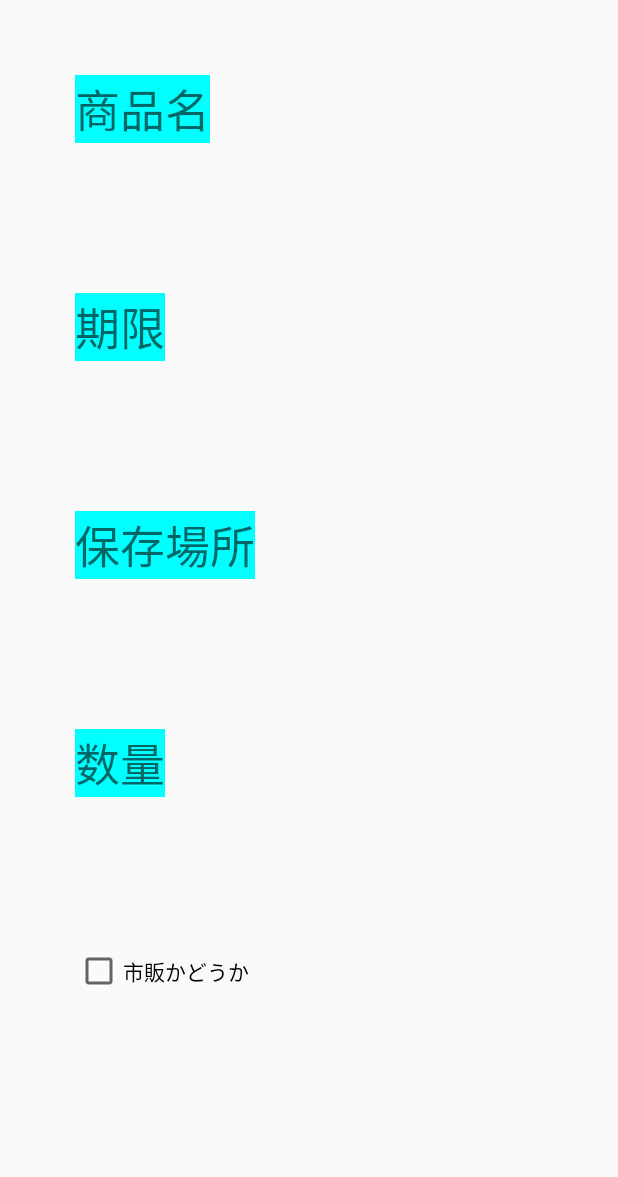
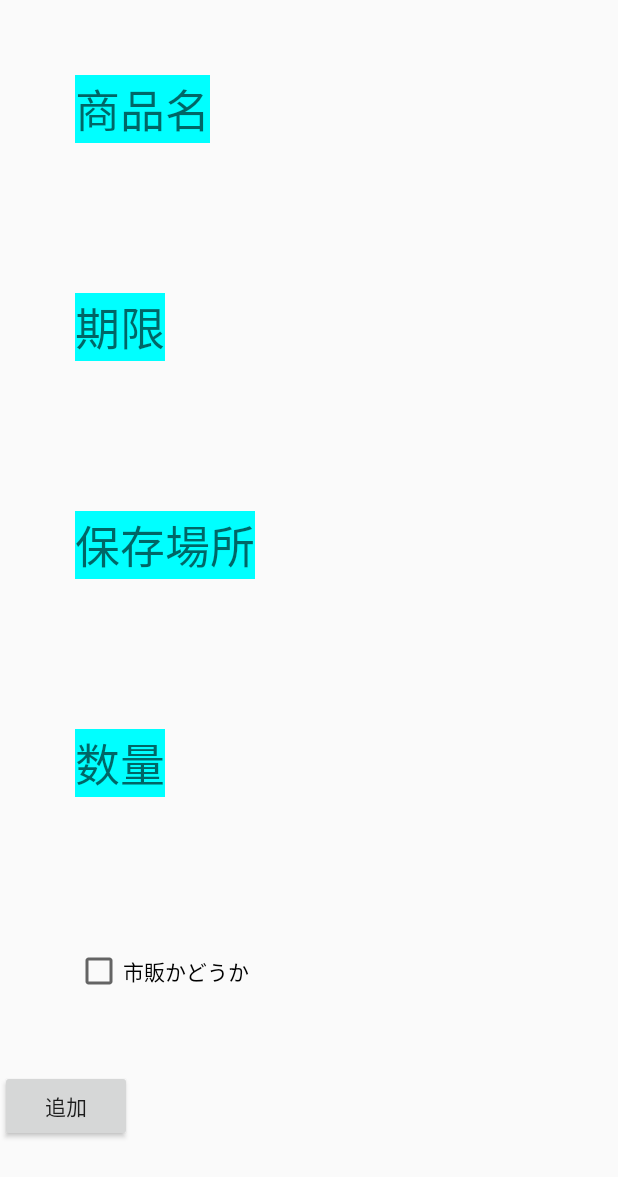
Before and after one commit to kirikirisu/kanazawaApp-2019, an Android app: the screen it shows after launch (SqlSampleActivity), on a phone screen of 412 x 824 dp. Shown: the top 1177 px of the screen. Run offline under Robolectric (Android 15) with nearby library versions, the phone set to English and light mode, and no system bars.

Commit message:
入力値のデータ永続化完了

```diff
--- a/app/src/main/java/com/example/kanazawaapp_2019/SqlSampleActivity.kt
+++ b/app/src/main/java/com/example/kanazawaapp_2019/SqlSampleActivity.kt
@@ -3,9 +3,14 @@ package com.example.kanazawaapp_2019
 import android.content.ContentValues
 import android.os.Bundle
 import android.util.Log
+import android.view.View
+import android.widget.EditText
 import androidx.appcompat.app.AppCompatActivity
+import kotlinx.android.synthetic.main.activity_sql_sample.*
 import java.lang.Exception
-
+import java.text.SimpleDateFormat
+import java.util.*
+import kotlin.collections.ArrayList
 
 class SqlSampleActivity: AppCompatActivity() {
     private val dbName: String = "StockSupporterDB"
@@ -19,28 +24,56 @@ class SqlSampleActivity: AppCompatActivity() {
     private val arrayListCreatedAt: ArrayList<String> = arrayListOf()
     private val arrayListCommercial: ArrayList<String> = arrayListOf()
 
-
+    private var editFoodName: String = ""
+    private var editDeadline: String = ""
+    private var editStorageLocation: String = ""
+    private var editQuantity: Int = 0
+    private var isCommercial: String = ""
+    private var createdAt = ""
 
     override fun onCreate(savedInstanceState: Bundle?) {
         super.onCreate(savedInstanceState)
         setContentView(R.layout.activity_sql_sample)
-        insertData(1, "カロリーメイト", "2010-2-15", "棚", 4, "2020-1-18",true)
-        selectData()
+
+        add_button.setOnClickListener {
+            if(edit_food_name.text != null && edit_deadline != null && edit_storage_location != null && editQuantity != null) {
+                editFoodName = edit_food_name.text.toString()
+                editDeadline = edit_deadline.text.toString()
+                editStorageLocation = edit_storage_location.text.toString()
+                isCommercial = commercial_or_not.isChecked().toString()
+
+                Log.d("デバックifの中", isCommercial.toString())
+                if(edit_quantity.text.toString() != "" ){
+                    editQuantity = edit_quantity.text.toString().toInt()
+                }
+            }
+            getCreatedAt()
+
+            insertData( editFoodName, editDeadline, editStorageLocation, editQuantity, createdAt,isCommercial)
+            selectData()
+        }
     }
 
-    private fun insertData(preserved_food_id: Int, food_name: String, deadline: String, storage_location: String, quantity: Int, created_at: String, commercial: Boolean){
+    private fun getCreatedAt(): String {
+        val date = Date()
+        val format = SimpleDateFormat("yyyyMMddHHmmss", Locale.getDefault())
+        createdAt = format.format(date)
+        return ""
+    }
+
+    private fun insertData(editFoodName: String, editDeadline: String, editStorageLocation: String, editQuantity: Int, createdAt: String, isCommercial: String){
         try{
             val dbHelper = PreservedFoodDBHelper(applicationContext, dbName, null, dbVersion)
             val database = dbHelper.writableDatabase
 
+
             val values = ContentValues()
-            values.put("preserved_food_id", 1)
-            values.put("food_name", "カロリーメイト")
-            values.put("deadline", "2020-2-15")
-            values.put("storage_location", "棚")
-            values.put("quantity", 4)
-            values.put("created_at", "2020-1-18")
-            values.put("commercial", "true")
+            values.put("food_name", editFoodName)
+            values.put("deadline", editDeadline)
+            values.put("storage_location", editStorageLocation)
+            values.put("quantity", editQuantity)
+            values.put("created_at", createdAt)
+            values.put("commercial", isCommercial)
             database.insertOrThrow(tableName, null, values)
         }catch(exception: Exception){
             Log.e("Log", exception.toString())
@@ -76,7 +109,9 @@ class SqlSampleActivity: AppCompatActivity() {
                     cursor.moveToNext()
                 }
             }
-            Log.d("INFO", arrayListFoodName.toString())
+            Log.d("デバック1", arrayListPreservedFoodId.toString())
+            Log.d("デバック2", arrayListFoodName.toString())
+            Log.d("デバック3", arrayListCommercial.toString())
         }catch(exeption: Exception) {
             Log.e("Log", exeption.toString())
         }
--- a/app/src/main/res/layout/activity_sql_sample.xml
+++ b/app/src/main/res/layout/activity_sql_sample.xml
@@ -62,4 +62,12 @@
         android:layout_margin="50dp"
         android:text="@string/hint_commercial_or_not"
         ></CheckBox>
+
+    <Button
+        android:id="@+id/add_button"
+        android:text="@string/addButton"
+        android:layout_width="wrap_content"
+        android:layout_height="wrap_content"
+        android:onClick="addFoodEvent"
+        ></Button>
 </LinearLayout>
--- a/app/src/main/res/values/strings.xml
+++ b/app/src/main/res/values/strings.xml
@@ -15,4 +15,5 @@
     <string name="hint_storage_location">保存場所</string>
     <string name="hint_quantity">数量</string>
     <string name="hint_commercial_or_not">市販かどうか</string>
+    <string name="addButton">追加</string>
 </resources>
```
